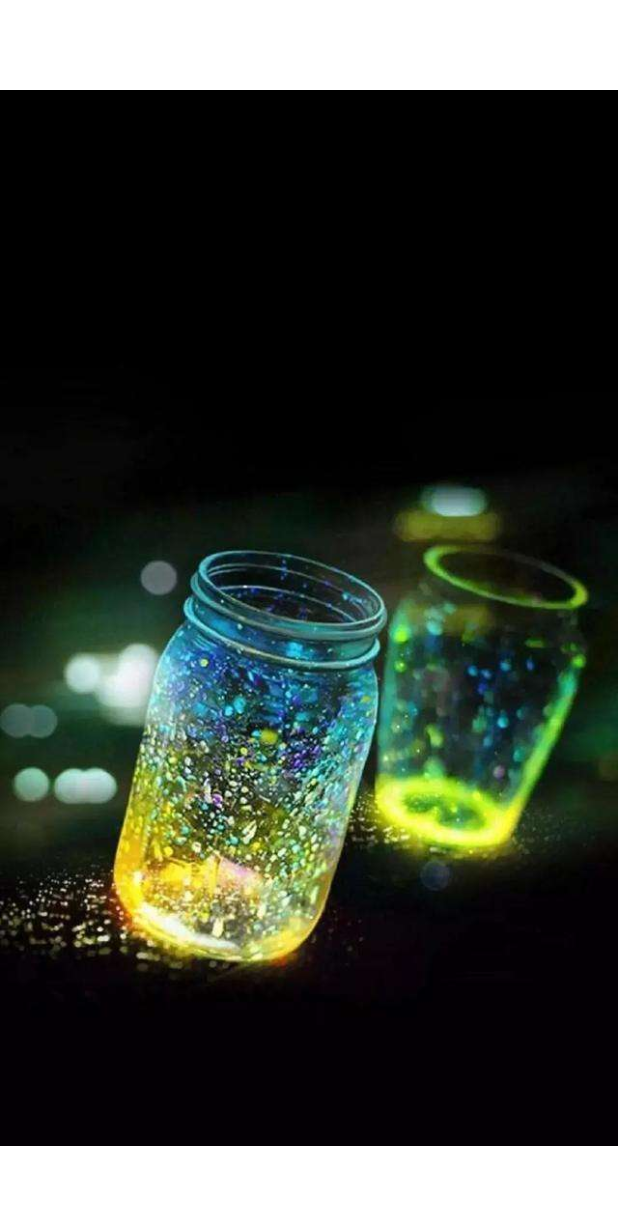
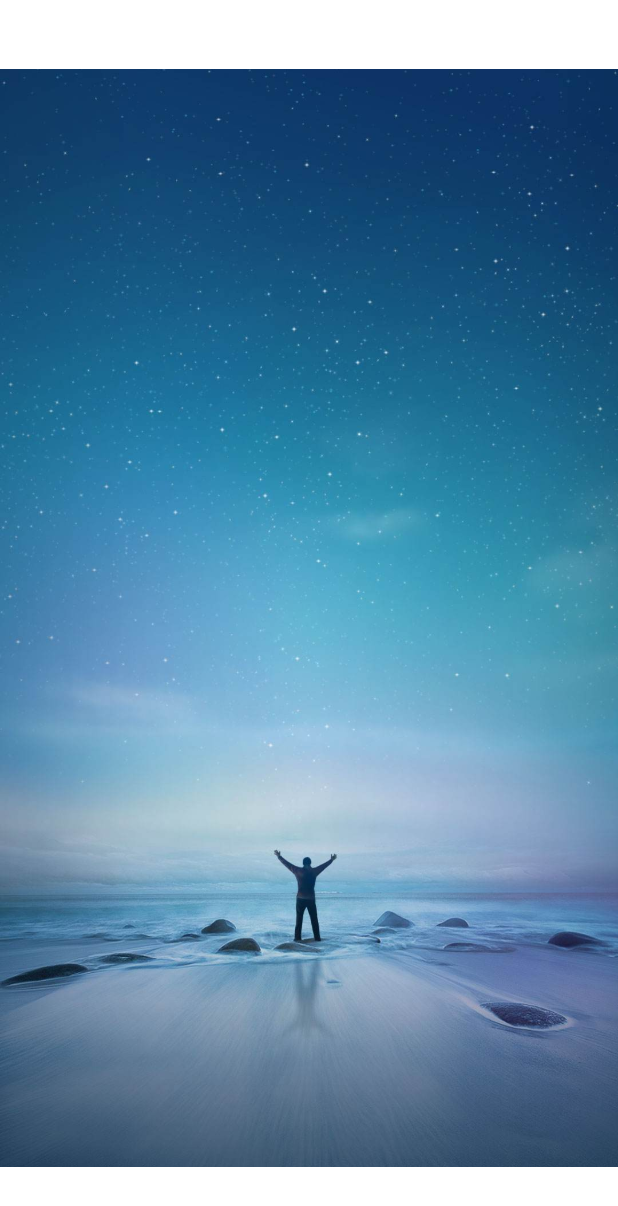
Before and after one commit to ngu2008/wanandroid, a Flutter app: the first screen one second after launch, on a phone screen of 412 x 824 dp. Shown: the top 1206 px of the screen. Run offline on Flutter 3.47's test engine with Material 2 defaults, Android fonts, the phone set to English and light mode, and no system bars; our stand-ins replace dio, event_bus, flutter_swiper, shared_preferences; missing offline and left inert: common_utils, flutter_webview_plugin, lpinyin.

Commit message:
项目介绍

```diff
--- a/lib/loading.dart
+++ b/lib/loading.dart
@@ -24,7 +24,7 @@ class _LoadingState extends State<LoadingPage> {
       child: Stack(
         children: <Widget>[
           //加载页面居中背景图 使用cover模式
-          Image.asset("images/loading.jpeg",fit: BoxFit.cover,),
+          Image.asset("images/loading.jpg",fit: BoxFit.cover,),
         ],
       ),
     );
--- a/pubspec.yaml
+++ b/pubspec.yaml
@@ -50,4 +50,4 @@ flutter:
   assets:
 
   #加载页面图片资源
-  - images/loading.jpeg
+  - images/loading.jpg
```
Also changed, not shown: images/loading.jpeg (deleted), images/loading.jpg (added), 4 other files.
